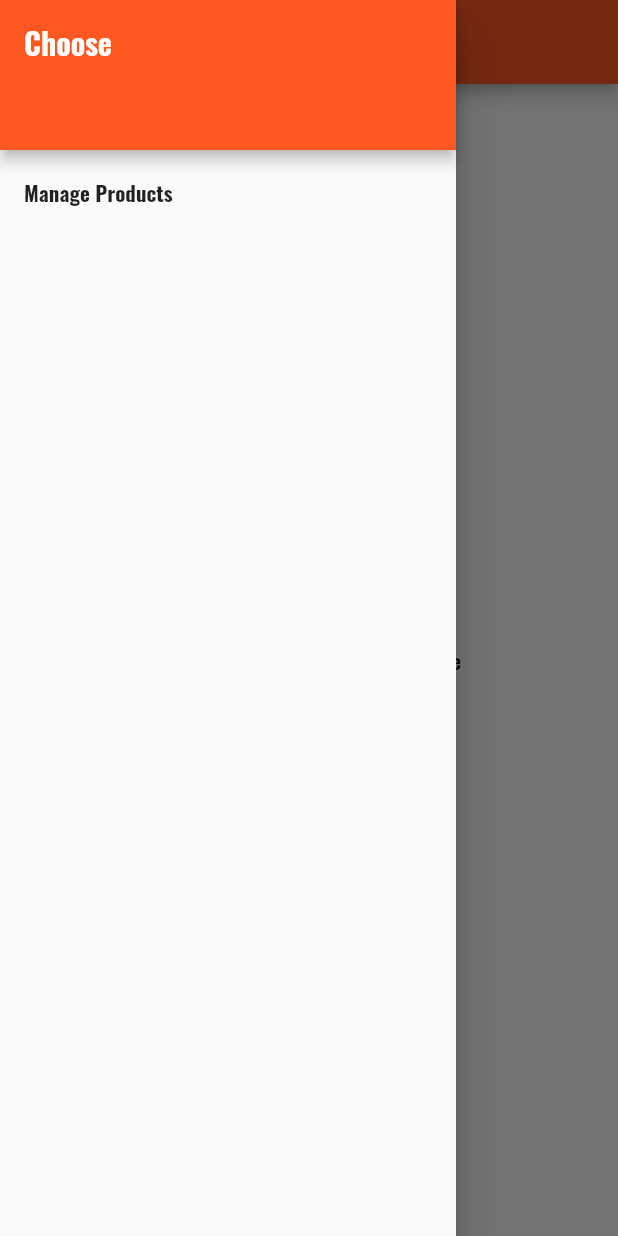
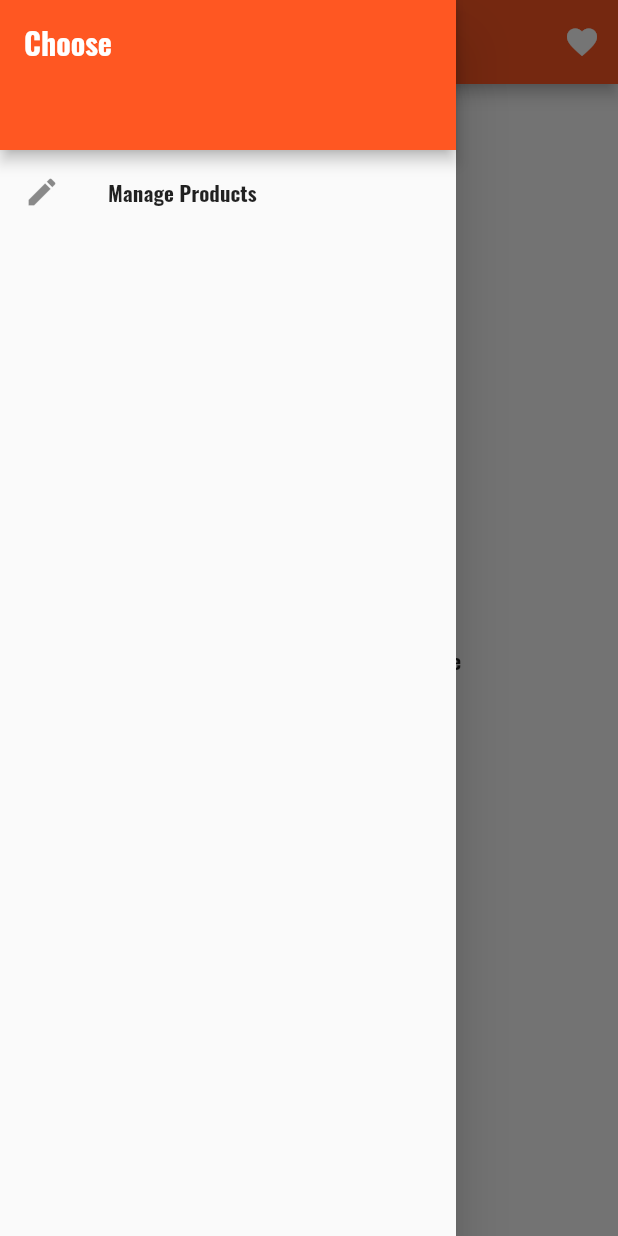
Before and after one commit to selvesandev/flutter-ess, a Flutter app: the ProductsPage screen opened directly with empty values, with the side drawer open, on a phone screen of 412 x 824 dp. Run offline on Flutter 3.47's test engine with Material 2 defaults, Android fonts, the phone set to English and light mode, and no system bars.

Commit message:
flutter icons

```diff
--- a/lib/pages/products.dart
+++ b/lib/pages/products.dart
@@ -19,6 +19,7 @@ class ProductsPage extends StatelessWidget {
                   title: Text('Choose'),
                 )),
             ListTile(
+              leading: Icon(Icons.edit),
               title: Text('Manage Products'),
               onTap: () {
                 Navigator.pushReplacementNamed(context, '/admin');
@@ -29,6 +30,12 @@ class ProductsPage extends StatelessWidget {
       ),
       appBar: AppBar(
         title: Text('Flutter Ecommerce'),
+        actions: <Widget>[
+          IconButton(
+            icon: Icon(Icons.favorite),
+            onPressed: () {},
+          )
+        ],
       ),
       body: ProductManager(this.products),
     );
--- a/lib/pages/products_admin.dart
+++ b/lib/pages/products_admin.dart
@@ -6,7 +6,7 @@ class ProductAdmin extends StatelessWidget {
   final Function deleteProduct;
   final Function addProduct;
 
-  ProductAdmin(this.addProduct,this.deleteProduct);
+  ProductAdmin(this.addProduct, this.deleteProduct);
 
   @override
   Widget build(BuildContext context) {
@@ -18,9 +18,10 @@ class ProductAdmin extends StatelessWidget {
             children: <Widget>[
               AppBar(automaticallyImplyLeading: false, title: Text('Choose')),
               ListTile(
+                  leading: Icon(Icons.shop),
                   title: Text('All Products'),
                   onTap: () {
-                    Navigator.pushReplacementNamed(context, '/' );
+                    Navigator.pushReplacementNamed(context, '/');
                   })
             ],
           ),
```
Also changed, not shown: lib/product_manager.dart (+0 -33 lines), lib/products.dart (+15 -3 lines).
